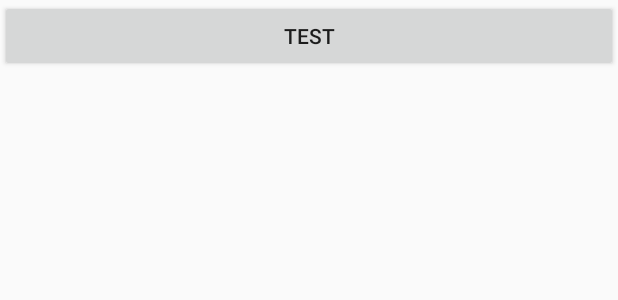
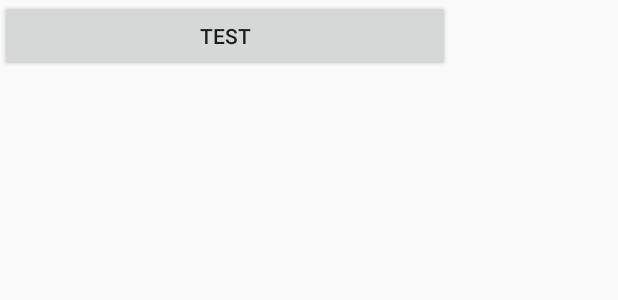
Before and after one commit to yeluowuhen502/MyDefineView, an Android app: the layout button_layout.xml on its own in the app's theme, with its tools: preview values and no code run, on a phone screen of 412 x 824 dp. Shown: the top 300 px of the screen. Run offline under Robolectric (Android 15) with nearby library versions, the phone set to English and light mode, and no system bars.

Commit message:
onMeasure()&&onLayout测试

```diff
--- a/inflatertest/src/main/AndroidManifest.xml
+++ b/inflatertest/src/main/AndroidManifest.xml
@@ -9,6 +9,11 @@
         android:supportsRtl="true"
         android:theme="@style/AppTheme">
         <activity android:name=".MainActivity">
+
+        </activity>
+        <activity
+            android:name=".SecondActivity"
+            android:label="自定义ViewGroup">
             <intent-filter>
                 <action android:name="android.intent.action.MAIN"/>
 
--- a/inflatertest/src/main/java/winning/inflatertest/MainActivity.java
+++ b/inflatertest/src/main/java/winning/inflatertest/MainActivity.java
@@ -15,7 +15,7 @@ public class MainActivity extends AppCompatActivity {
         setContentView(R.layout.activity_main);
         ll_mian = (LinearLayout) findViewById(R.id.ll_main);
         LayoutInflater mInflater = LayoutInflater.from(this);
-        View btn = mInflater.inflate(R.layout.button_layout,null);
+        View btn = mInflater.inflate(R.layout.button_layout, null);
         ll_mian.addView(btn);
     }
 }
--- a/inflatertest/src/main/res/layout/button_layout.xml
+++ b/inflatertest/src/main/res/layout/button_layout.xml
@@ -1,7 +1,15 @@
 <?xml version="1.0" encoding="utf-8"?>
-<Button xmlns:android="http://schemas.android.com/apk/res/android"
-        android:layout_width="match_parent"
+<LinearLayout
+    xmlns:android="http://schemas.android.com/apk/res/android"
+    android:layout_width="match_parent"
+    android:layout_height="match_parent"
+    >
+
+    <Button
+        android:layout_width="300dp"
         android:layout_height="wrap_content"
         android:text="test">
 
-</Button>
+    </Button>
+
+</LinearLayout>
```
Also changed, not shown: inflatertest/src/main/java/winning/inflatertest/SecondActivity.java (added, +13 -0 lines), inflatertest/src/main/java/winning/inflatertest/view/SimpleLayout.java (added, +49 -0 lines), inflatertest/src/main/res/layout/activity_second.xml (added, +13 -0 lines).
